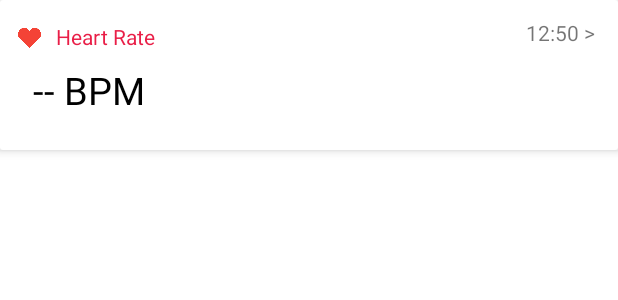
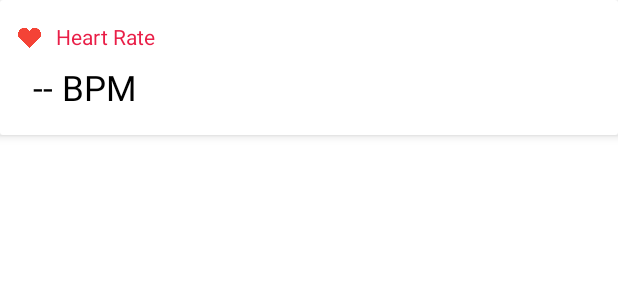
Before and after one commit to yuyangjerry/MobileApp3170, an Android app: the layout dashboard_card_layout.xml on its own in the app's theme, with its tools: preview values and no code run, on a phone screen of 412 x 824 dp. Shown: the top 300 px of the screen. Run offline under Robolectric (Android 15) with nearby library versions, the phone set to English and light mode, and no system bars; Roboto replaces fonts that are not available here.

Commit message:
Fixed "Resource IDs will be non-final in Android Gradle Plugin, avoid using them in switch case statements" in main activity. Also fixed bug where multiple identical fragments can exist at same time.

```diff
--- a/app/src/main/res/layout/activity_doctor_profile.xml
+++ b/app/src/main/res/layout/activity_doctor_profile.xml
@@ -5,12 +5,13 @@
     android:layout_width="match_parent"
     android:layout_height="match_parent">
 
-    <Button
+    <com.google.android.material.button.MaterialButton
         android:id="@+id/unlink_doctor_button"
         android:layout_width="wrap_content"
         android:layout_height="wrap_content"
         android:layout_marginBottom="32dp"
         android:text="Unlink Doctor"
+
         app:layout_constraintBottom_toBottomOf="parent"
         app:layout_constraintEnd_toEndOf="parent"
         app:layout_constraintStart_toStartOf="parent" />
@@ -20,6 +21,7 @@
         android:layout_width="wrap_content"
         android:layout_height="wrap_content"
         android:text="Doctor's Name"
+        android:layout_marginTop="10dp"
         android:textSize="24sp"
         app:layout_constraintEnd_toEndOf="parent"
         app:layout_constraintStart_toStartOf="parent"
@@ -31,6 +33,8 @@
         android:id="@+id/doctorProfileGV"
         android:layout_width="match_parent"
         android:layout_height="0dp"
+        android:layout_marginRight="4dp"
+        android:layout_marginLeft="4dp"
         android:layout_marginTop="30dp"
         android:layout_marginBottom="16dp"
         android:horizontalSpacing="6dp"
--- a/app/src/main/res/layout/dashboard_card_layout.xml
+++ b/app/src/main/res/layout/dashboard_card_layout.xml
@@ -2,7 +2,7 @@
 <RelativeLayout xmlns:android="http://schemas.android.com/apk/res/android"
     xmlns:tools="http://schemas.android.com/tools"
     android:layout_width="match_parent"
-    android:layout_height="100dp"
+    android:layout_height="90dp"
     android:padding="12dp"
     android:orientation="vertical"
     android:background="@drawable/card_style_background"
@@ -13,8 +13,8 @@
         android:id="@+id/header_icon"
         android:layout_width="15dp"
         android:layout_height="15dp"
-        android:src="@drawable/heart"
-        android:layout_marginTop="5dp" />
+        android:layout_marginTop="5dp"
+        android:src="@drawable/heart" />
 
     <TextView
         android:id="@+id/textView"
@@ -29,12 +29,6 @@
         android:textColor="@color/primaryRed" />
 
 
-    <TextView
-        android:id="@+id/more"
-        android:layout_width="wrap_content"
-        android:layout_height="wrap_content"
-        android:layout_alignParentEnd="true"
-        android:text="12:50 > " />
 
     <TextView
         android:id="@+id/heart_rate_text"
@@ -49,6 +43,6 @@
         android:fontFamily="@font/roboto_medium"
         android:text="-- BPM"
         android:textColor="@color/black"
-        android:textSize="25dp" />
+        android:textSize="23sp" />
 
 </RelativeLayout>
--- a/app/src/main/res/layout/fragment_dashboard.xml
+++ b/app/src/main/res/layout/fragment_dashboard.xml
@@ -32,9 +32,10 @@
             android:id="@+id/dashboard_main_text"
             android:layout_width="match_parent"
             android:layout_height="match_parent"
-            android:layout_gravity="center_horizontal"
+            android:layout_gravity="center"
             android:gravity="center"
             android:padding="25dp"
+            android:textColor="@color/black"
             android:text="ECG device not connected"
             android:textSize="16sp" />
 
```
Also changed, not shown: app/src/main/java/com/FIT3170/HealthMonitor/MainActivity.java (+23 -29 lines), app/src/main/res/layout/fragment_doctors.xml (+5 -2 lines).
